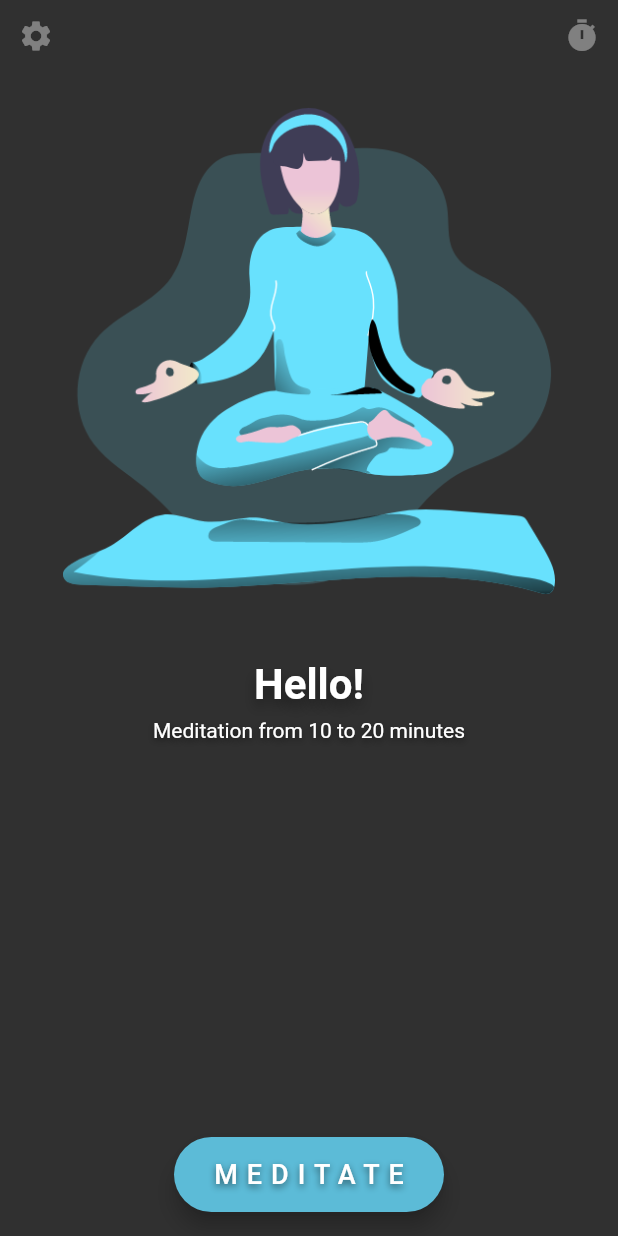
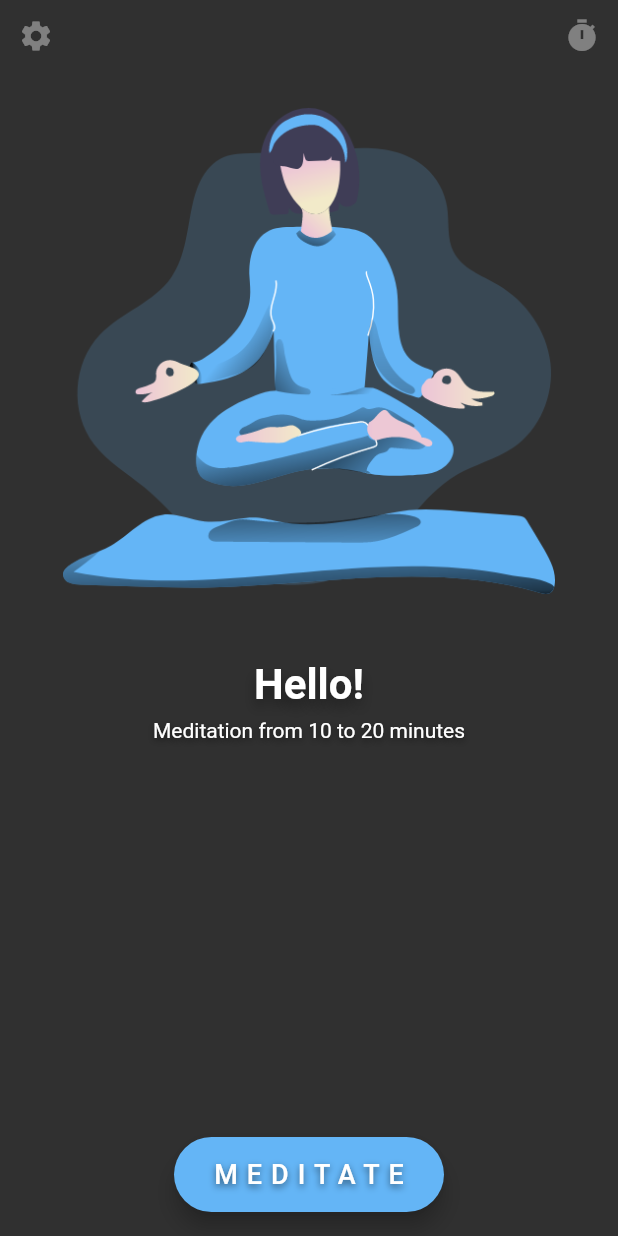
Before and after one commit to Steellow/zen, a Flutter app: the screen it shows after launch, on a phone screen of 412 x 824 dp. Run offline on Flutter 3.47's test engine with Material 2 defaults, Android fonts, the light colour scheme and no system bars; our stand-ins replace audioplayers, circular_countdown_timer, confetti, flutter_spinbox, hive_flutter, introduction_screen; accounts and stored records are empty.

Commit message:
Rework app colors

```diff
--- a/lib/home_screen/home_screen.dart
+++ b/lib/home_screen/home_screen.dart
@@ -1,6 +1,7 @@
 import 'package:flutter/material.dart';
 import 'package:zen_app/home_screen/hello_text.dart';
 import 'package:zen_app/home_screen/widgets/custom_fab.dart';
+import 'package:zen_app/home_screen/widgets/home_screen_image.dart';
 import 'package:zen_app/home_screen/widgets/meditation_time_text.dart';
 import 'package:zen_app/select_meditation_time_dialog/meditation_time_select_dialog.dart';
 import 'package:zen_app/settings_screen/setting_screen.dart';
@@ -35,15 +36,7 @@ class HomeScreen extends StatelessWidget {
                 ),
               ],
             ),
-            Padding(
-              padding: const EdgeInsets.only(
-                left: 42,
-                right: 42,
-                bottom: 42,
-                top: 22,
-              ),
-              child: Image.asset('assets/meditation-girl.png'),
-            ),
+            const HomeScreenImage(),
             const HelloText(),
             Container(height: 6),
             const MeditationTimeText(),
--- /dev/null
+++ b/lib/home_screen/widgets/home_screen_image.dart
@@ -0,0 +1,18 @@
+import 'package:flutter/material.dart';
+
+class HomeScreenImage extends StatelessWidget {
+  const HomeScreenImage({super.key});
+
+  @override
+  Widget build(BuildContext context) {
+    return Padding(
+      padding: const EdgeInsets.only(
+        left: 42,
+        right: 42,
+        bottom: 42,
+        top: 22,
+      ),
+      child: Image.asset('assets/meditation-girl.png'),
+    );
+  }
+}
--- a/lib/util/styles.dart
+++ b/lib/util/styles.dart
@@ -22,7 +22,7 @@ abstract class Styles {
     shadows: [smallTextShadow],
   );
 
-  static const TextStyle numberPickerTextStyle = TextStyle(
+  static TextStyle numberPickerTextStyle = TextStyle(
     color: buttonColor,
     fontSize: 30,
   );
@@ -46,11 +46,18 @@ abstract class Styles {
   );
 
   static ThemeData myThemeData = ThemeData(
+    primaryColor: buttonColor,
+    toggleableActiveColor: buttonColor,
     brightness: Brightness.dark,
     textTheme: const TextTheme(
       bodyText2: basicText,
     ),
+    textButtonTheme: TextButtonThemeData(
+      style: TextButton.styleFrom(
+        foregroundColor: buttonColor,
+      ),
+    ),
   );
 
-  static const Color buttonColor = Color(0xff5CBBD7);
+  static Color buttonColor = Colors.blue[300]!;
 }
```
Also changed, not shown: assets/meditation-girl.png, 1 other file.
